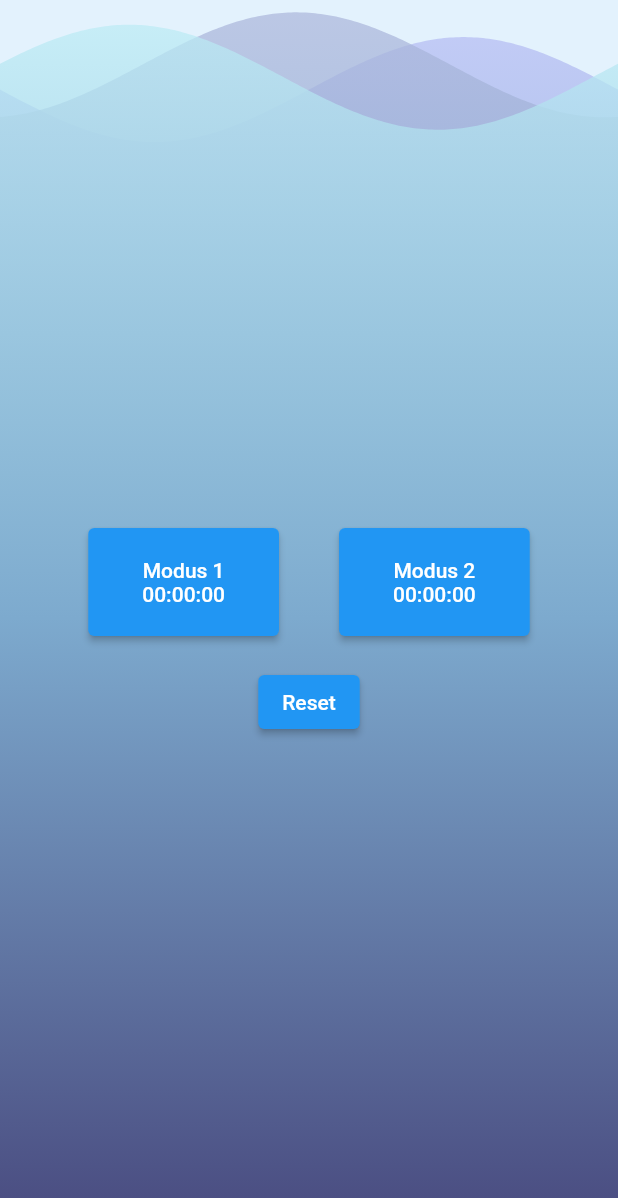
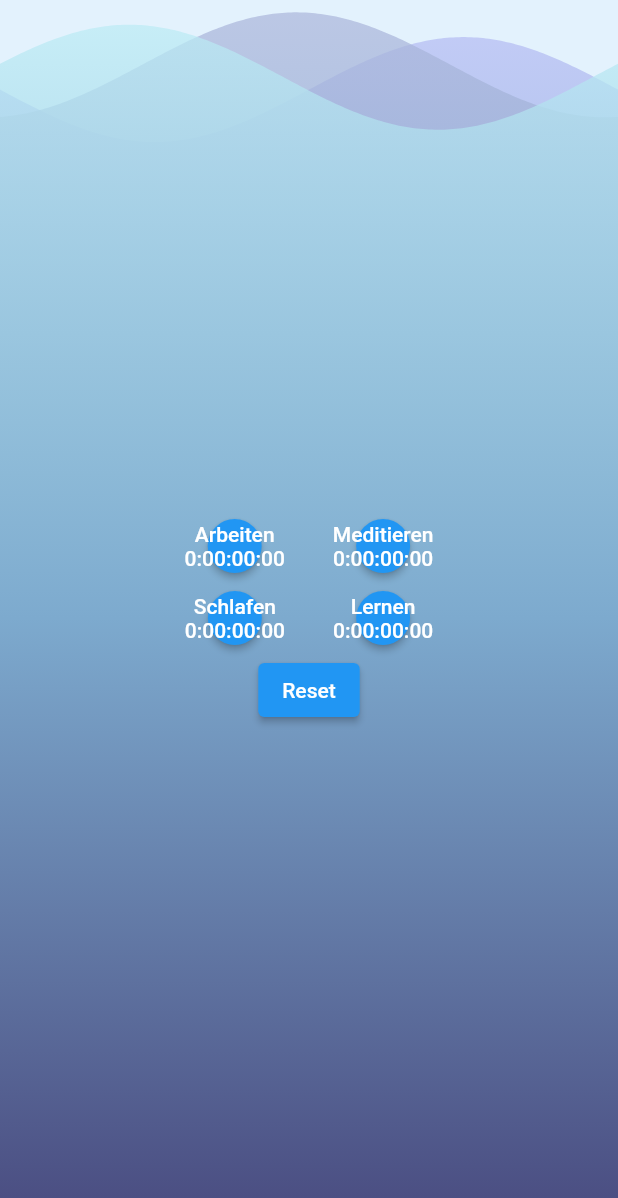
Before and after one commit to iieo/samuel_timer, a Flutter app: the screen it shows after launch, after a tap on "Reset", on a phone screen of 412 x 824 dp. Shown: the top 1198 px of the screen. Run offline on Flutter 3.47's test engine with Material 2 defaults, Android fonts, the phone set to English and light mode, and no system bars; drawn by our look-alikes of wave; our stand-ins replace bloc, equatable, flutter_bloc, shared_preferences; missing offline and left inert: flutter_background_service.

Commit message:
added more timers. fixed bugs

```diff
--- a/lib/App.dart
+++ b/lib/App.dart
@@ -1,11 +1,20 @@
 import 'dart:async';
 import 'background.dart';
 import 'package:flutter/material.dart';
+import 'dart:math';
 
 import 'package:shared_preferences/shared_preferences.dart';
 
 class MyApp extends StatelessWidget {
   const MyApp({Key? key}) : super(key: key);
+
+  void reset() async {
+    SharedPreferences preferences = await SharedPreferences.getInstance();
+    for (int i = 0; i < 2; i++) {
+      await preferences.setInt("clock$i", 0);
+    }
+    await preferences.setBool("reset", true);
+  }
 
   @override
   Widget build(BuildContext context) {
@@ -22,20 +31,19 @@ class MyApp extends StatelessWidget {
           child: Column(mainAxisAlignment: MainAxisAlignment.center, children: [
             Row(
               mainAxisAlignment: MainAxisAlignment.center,
-              children: [
-                TimeView(
-                    prefKey: "count1", title: "Modus 1", normalClock: false),
-                TimeView(
-                    prefKey: "count2", title: "Modus 2", normalClock: true),
+              children: const [
+                TimeView(clockIndex: 0, title: "Arbeiten"),
+                TimeView(clockIndex: 1, title: "Meditieren"),
               ],
             ),
-            ElevatedButton(
-                onPressed: () async {
-                  SharedPreferences preferences =
-                      await SharedPreferences.getInstance();
-                  preferences.setBool("reset", true);
-                },
-                child: const Text("Reset"))
+            Row(
+              mainAxisAlignment: MainAxisAlignment.center,
+              children: const [
+                TimeView(clockIndex: 2, title: "Schlafen"),
+                TimeView(clockIndex: 3, title: "Lernen"),
+              ],
+            ),
+            ElevatedButton(onPressed: reset, child: const Text("Reset"))
           ]),
         ),
       ]))),
@@ -44,15 +52,10 @@ class MyApp extends StatelessWidget {
 }
 
 class TimeView extends StatefulWidget {
-  final String prefKey;
+  final int clockIndex;
   final String title;
-  final bool normalClock;
 
-  const TimeView(
-      {super.key,
-      required this.prefKey,
-      required this.title,
-      required this.normalClock});
+  const TimeView({super.key, required this.clockIndex, required this.title});
 
   @override
   State<TimeView> createState() => _TimeViewState();
@@ -61,12 +64,25 @@ class TimeView extends StatefulWidget {
 class _TimeViewState extends State<TimeView> {
   final Future<SharedPreferences> _prefs = SharedPreferences.getInstance();
   late Future<int> _counter1;
+  late double size;
 
   String _toTimeFormat(int count) {
     int seconds = count % 60;
     int minutes = (count ~/ 60) % 60;
     int hours = (count ~/ 3600) % 24;
-    return "${hours.toString().padLeft(2, '0')}:${minutes.toString().padLeft(2, '0')}:${seconds.toString().padLeft(2, '0')}";
+    int days = (count ~/ 86400);
+    return "${days.toString().padLeft(1, '0')}:${hours.toString().padLeft(2, '0')}:${minutes.toString().padLeft(2, '0')}:${seconds.toString().padLeft(2, '0')}";
+  }
+
+  double calcSize(SharedPreferences prefs) {
+    int totalTime = 0;
+    int clockTime = prefs.getInt("clock${widget.clockIndex}") ?? 0;
+    for (int i = 0; i < 2; i++) {
+      totalTime += prefs.getInt("clock$i") ?? 0;
+    }
+    return max(
+        (MediaQuery.of(context).size.width - 150) * (clockTime / totalTime),
+        100);
   }
 
   @override
@@ -75,22 +91,23 @@ class _TimeViewState extends State<TimeView> {
       future: _counter1,
       builder: (context, snapshot) {
         if (snapshot.hasData) {
-          return Padding(
-            padding: const EdgeInsets.all(20),
+          return Center(
             child: ElevatedButton(
               onPressed: () async {
                 SharedPreferences preferences =
                     await SharedPreferences.getInstance();
-                preferences.setBool("normalClockActive", widget.normalClock);
+                preferences.setInt("activeClock", widget.clockIndex);
               },
-              child: Padding(
-                padding: const EdgeInsets.all(20),
-                child: Column(
-                  children: [
-                    Text(widget.title),
-                    Text(_toTimeFormat(snapshot.data!)),
-                  ],
-                ),
+              style: ElevatedButton.styleFrom(
+                fixedSize: Size(size, size),
+                shape: const CircleBorder(),
+              ),
+              child: Column(
+                mainAxisAlignment: MainAxisAlignment.center,
+                children: [
+                  Text(widget.title),
+                  Text(_toTimeFormat(snapshot.data!)),
+                ],
               ),
             ),
           );
@@ -106,13 +123,15 @@ class _TimeViewState extends State<TimeView> {
   void initState() {
     super.initState();
     _counter1 = _prefs.then((SharedPreferences prefs) {
-      return prefs.getInt(widget.prefKey) ?? 0;
+      return prefs.getInt("clock${widget.clockIndex}") ?? 0;
     });
     _prefs.then((SharedPreferences prefs) =>
-        Timer.periodic(const Duration(seconds: 1), (timer) {
+        Timer.periodic(const Duration(milliseconds: 100), (timer) {
           prefs.reload();
           setState(() {
-            _counter1 = Future(() => prefs.getInt(widget.prefKey) ?? 0);
+            _counter1 =
+                Future(() => prefs.getInt("clock${widget.clockIndex}") ?? 0);
+            size = calcSize(prefs);
           });
         }));
   }
--- a/lib/main.dart
+++ b/lib/main.dart
@@ -50,8 +50,6 @@ bool onIosBackground(ServiceInstance service) {
 }
 
 void onStart(ServiceInstance service) async {
-  // Only available for flutter 3.0.0 and later
-
   DartPluginRegistrant.ensureInitialized();
 
   startTimer();
@@ -59,27 +57,17 @@ void onStart(ServiceInstance service) async {
 
 void startTimer() async {
   SharedPreferences preferences = await SharedPreferences.getInstance();
-  int count1 = preferences.getInt("count1") ?? 0;
-  int count2 = preferences.getInt("count2") ?? 0;
-
   // bring to foreground
   Timer.periodic(const Duration(seconds: 1), (timer) async {
-    preferences.reload();
-    bool time1Active = preferences.getBool("normalClockActive") ?? false;
+    await preferences.reload();
     bool reset = preferences.getBool("reset") ?? false;
-
-    if (reset) {
-      preferences.setInt("count1", 0);
-      preferences.setInt("count2", 0);
-      preferences.setBool("reset", false);
-      count1 = 0;
-      count2 = 0;
-    }
-
-    if (!time1Active) {
-      await preferences.setInt("count1", count1++);
+    if (!reset) {
+      int activeClock = preferences.getInt("activeClock") ?? 0;
+      int clockTime = preferences.getInt("clock$activeClock") ?? 0;
+      await preferences.setInt("clock$activeClock", clockTime + 1);
     } else {
-      await preferences.setInt("count2", count2++);
+      await preferences.setBool("reset", false);
+      preferences.reload();
     }
   });
 }
```
